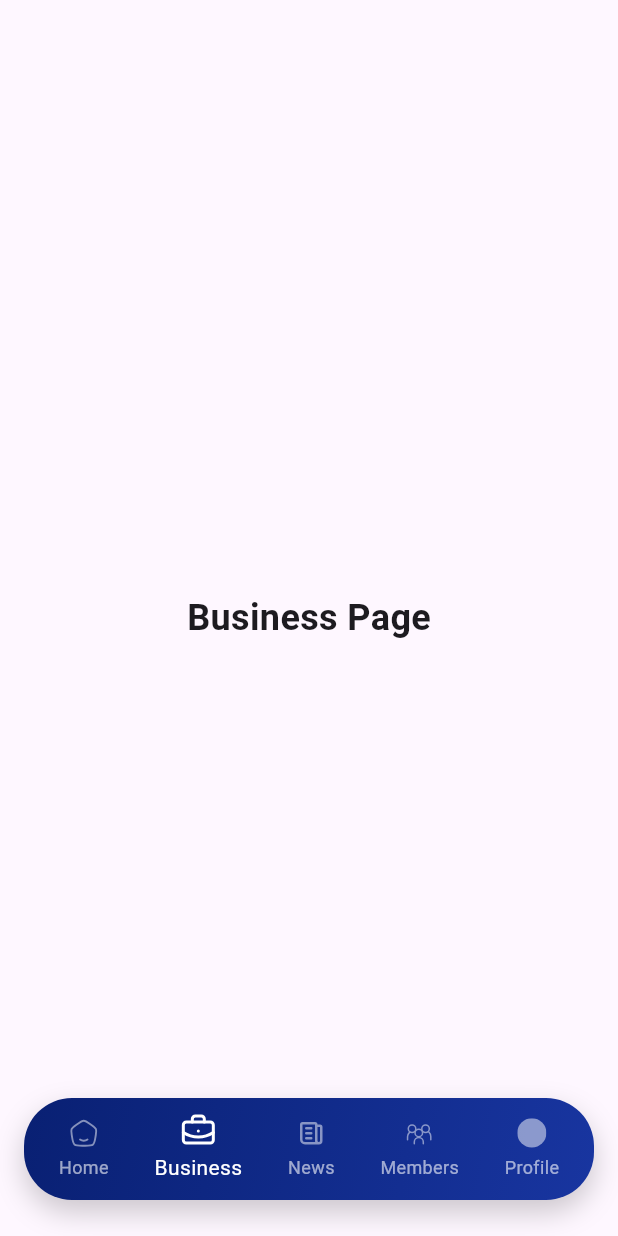
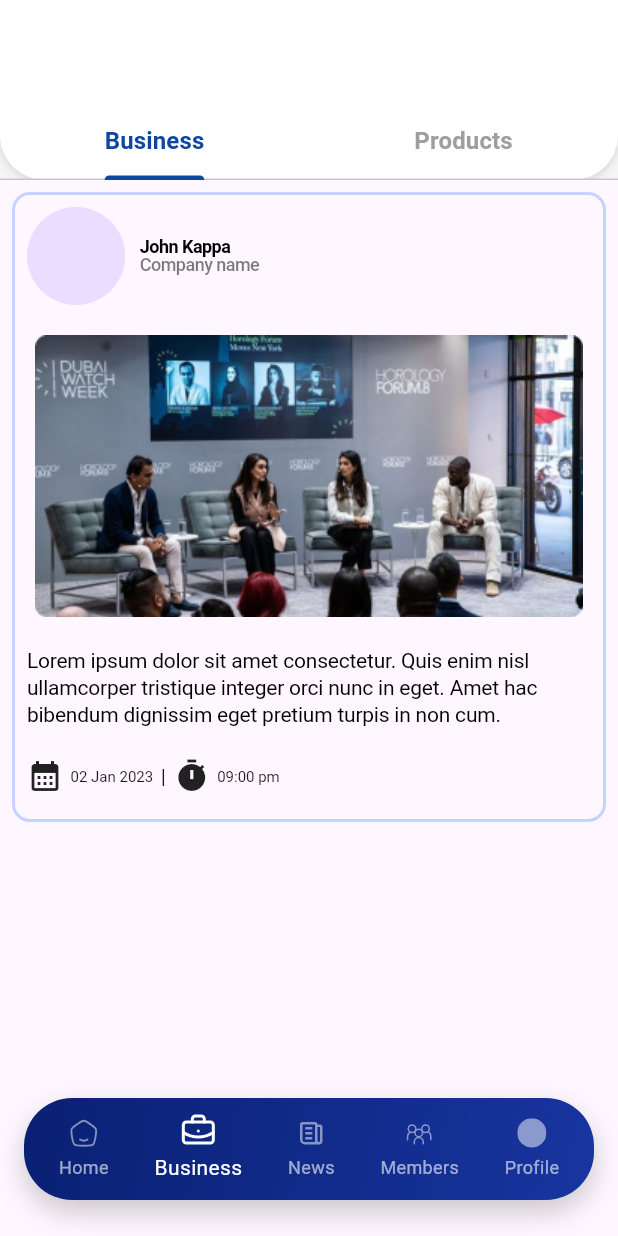
Before and after one commit to hello-world-ttj/dubaiproject, a Flutter app: the screen it shows after launch, item 2 of the bottom bar chosen, on a phone screen of 412 x 824 dp. Run offline on Flutter 3.47's test engine with Material 3 defaults, Android fonts, the phone set to English and light mode, and no system bars; our stand-ins replace carousel_slider, flutter_advanced_drawer, flutter_riverpod, flutter_svg, loading_animation_widget, pin_code_fields and 5 more; network calls fail; Roboto replaces fonts that are missing (Helvetica, Manrope).

Commit message:
bussiness

```diff
--- a/lib/interface/screens/main_pages/business_page.dart
+++ /dev/null
@@ -1,17 +0,0 @@
-import 'package:flutter/material.dart';
-
-class BusinessPage extends StatelessWidget {
-  const BusinessPage({Key? key}) : super(key: key);
-
-  @override
-  Widget build(BuildContext context) {
-    return Scaffold(
-      body: Center(
-        child: Text(
-          'Business Page',
-          style: TextStyle(fontSize: 24, fontWeight: FontWeight.bold),
-        ),
-      ),
-    );
-  }
-}
--- /dev/null
+++ b/lib/interface/screens/main_pages/bussiness/Tab_bar.dart
@@ -0,0 +1,72 @@
+import 'package:flutter/material.dart';
+
+import 'bussiness_page.dart';
+
+class TabBarPage extends StatelessWidget {
+  const TabBarPage({Key? key}) : super(key: key);
+
+  @override
+  Widget build(BuildContext context) {
+    return DefaultTabController(
+      length: 2,
+      child: Scaffold(
+        backgroundColor: Colors.grey[100], // Light background behind AppBar
+        body: Column(
+          children: [
+            // Curved AppBar with only TabBar
+            Container(
+              height: 120,
+              decoration: const BoxDecoration(
+                color: Colors.white,
+                borderRadius: BorderRadius.vertical(
+                  bottom: Radius.circular(30),
+                ),
+                boxShadow: [
+                  BoxShadow(
+                    color: Colors.black12,
+                    blurRadius: 4,
+                    offset: Offset(0, 2),
+                  ),
+                ],
+              ),
+              child: SafeArea(
+                child: Align(
+                  alignment: Alignment.bottomCenter,
+                  child: TabBar(
+                    indicatorColor: Colors.blue.shade900,
+                    indicatorWeight: 3,
+                    labelColor: Colors.blue.shade900,
+                    unselectedLabelColor: Colors.grey,
+                    labelStyle: const TextStyle(
+                      fontSize: 16,
+                      fontWeight: FontWeight.bold,
+                    ),
+                    tabs: const [
+                      Tab(text: 'Business'),
+                      Tab(text: 'Products'),
+                    ],
+                  ),
+                ),
+              ),
+            ),
+
+            // Tab Views
+            Expanded(
+              child: TabBarView(
+                children: [
+                BussinessPage(),
+                  Center(
+                    child: Text(
+                      'Products Content',
+                      style: TextStyle(fontSize: 24, fontWeight: FontWeight.bold),
+                    ),
+                  ),
+                ],
+              ),
+            ),
+          ],
+        ),
+      ),
+    );
+  }
+}
--- /dev/null
+++ b/lib/interface/screens/main_pages/bussiness/bussiness_page.dart
@@ -0,0 +1,135 @@
+import 'package:flutter/material.dart';
+
+class BussinessPage extends StatelessWidget {
+  const BussinessPage({super.key});
+
+  @override
+  Widget build(BuildContext context) {
+    return Scaffold(
+      body: Padding(
+        padding: const EdgeInsets.all(8.0),
+        child: Container(
+          height: 420,
+          width: double.infinity,
+          decoration: BoxDecoration(
+            border: Border.all(
+              color: Color(0xFFC6D2FF), // your given color
+              width: 2, // thickness of the border
+            ),
+            borderRadius: BorderRadius.circular(
+                12), // optional if you want rounded corners
+          ),
+          child: Padding(
+            padding: const EdgeInsets.all(8.0),
+            child: Column(
+              children: [
+                Row(
+                  children: [
+                    CircleAvatar(
+                      radius: 32.7,
+                    ),
+                    SizedBox(
+                      width: 10,
+                    ),
+                    Column(
+                      crossAxisAlignment: CrossAxisAlignment.start,
+                      children: [
+                        Text(
+                          'John Kappa',
+                          style: TextStyle(
+                            fontFamily: 'Manrope',
+                            fontWeight: FontWeight.w700,
+                            fontSize: 12,
+                            height: 1.0, // 100% line height
+                            letterSpacing: -0.36, // -3% of 12px = -0.36
+                            color: Color(0xFF000000), // black
+                          ),
+                        ),
+                        Text(
+                          'Company name',
+                          style: TextStyle(
+                            fontFamily: 'Manrope',
+                            fontWeight: FontWeight.w500,
+                            fontSize: 12,
+                            height: 1.0, // 100% line height
+                            letterSpacing: -0.36, // -3% of 12px = -0.36
+                            color: Color(0x99242424), // 60% opacity black
+                          ),
+                        ),
+                      ],
+                    )
+                  ],
+                ),
+                SizedBox(
+                  height: 20,
+                ),
+                Container(
+                  height: 188,
+                  width: double.infinity,
+                  decoration: BoxDecoration(
+                    borderRadius: BorderRadius.circular(12),
+                  ),
+                  child: Image.asset('assets/png/image.png'),
+                ),
+                SizedBox(
+                  height: 20,
+                ),
+                Text(
+                  'Lorem ipsum dolor sit amet consectetur. Quis enim nisl ullamcorper tristique integer orci nunc in eget. Amet hac bibendum dignissim eget pretium turpis in non cum.',
+                  style: TextStyle(
+                    fontFamily: 'Manrope',
+                    fontWeight: FontWeight.w400,
+                    fontSize: 14,
+                    height: 1.3, // 130% line height
+                    letterSpacing: -0.14, // -1% of 14px = -0.14
+                    color: Color(0xFF000000), // pure black
+                  ),
+                ),
+                SizedBox(height: 20,),
+                Row(
+                  children: [
+                    Icon(Icons.calendar_month),
+                    SizedBox(
+                      width: 5,
+                    ),
+                    Text(
+                      '02 Jan 2023',
+                      style: TextStyle(
+                        fontFamily: 'Helvetica',
+                        fontWeight: FontWeight.w400,
+                        fontSize: 10,
+                        letterSpacing: 0.0,
+                      ),
+                    ),
+                    SizedBox(
+                      width: 5,
+                    ),
+                    Text(
+                      '|',
+                    ),
+                      SizedBox(
+                      width: 5,
+                    ),
+                    Icon(Icons.timer),
+                      SizedBox(
+                      width: 5,
+                    ),
+                     Text(
+                      '09:00 pm',
+                      style: TextStyle(
+                        fontFamily: 'Helvetica',
+                        fontWeight: FontWeight.w400,
+                        fontSize: 10,
+                        letterSpacing: 0.0,
+                      ),
+                    ),
+                  ],
+                )
+              ],
+            ),
+          ),
+        ),
+      ),
+    );
+  }
+}
--- a/lib/interface/screens/navbar.dart
+++ b/lib/interface/screens/navbar.dart
@@ -1,7 +1,7 @@
 import 'dart:developer';
 
 import 'package:dubaiprojectxyvin/interface/Data/routes/nav_router.dart';
-import 'package:dubaiprojectxyvin/interface/screens/main_pages/business_page.dart';
+import 'package:dubaiprojectxyvin/interface/screens/main_pages/bussiness/Tab_bar.dart';
 import 'package:dubaiprojectxyvin/interface/screens/main_pages/home_page.dart';
 import 'package:dubaiprojectxyvin/interface/screens/main_pages/news_page.dart';
 import 'package:dubaiprojectxyvin/interface/screens/main_pages/people_page.dart';
@@ -70,7 +70,7 @@ class _MainPageState extends ConsumerState<MainPage> {
   Future<void> _initialize() async {
     _widgetOptions = <Widget>[
       HomePage(),
-      BusinessPage(),
+      TabBarPage(),
       ProfilePage(),
       NewsPage(),
       PeoplePage(),
```
Also changed, not shown: assets/png/image.png (added).
